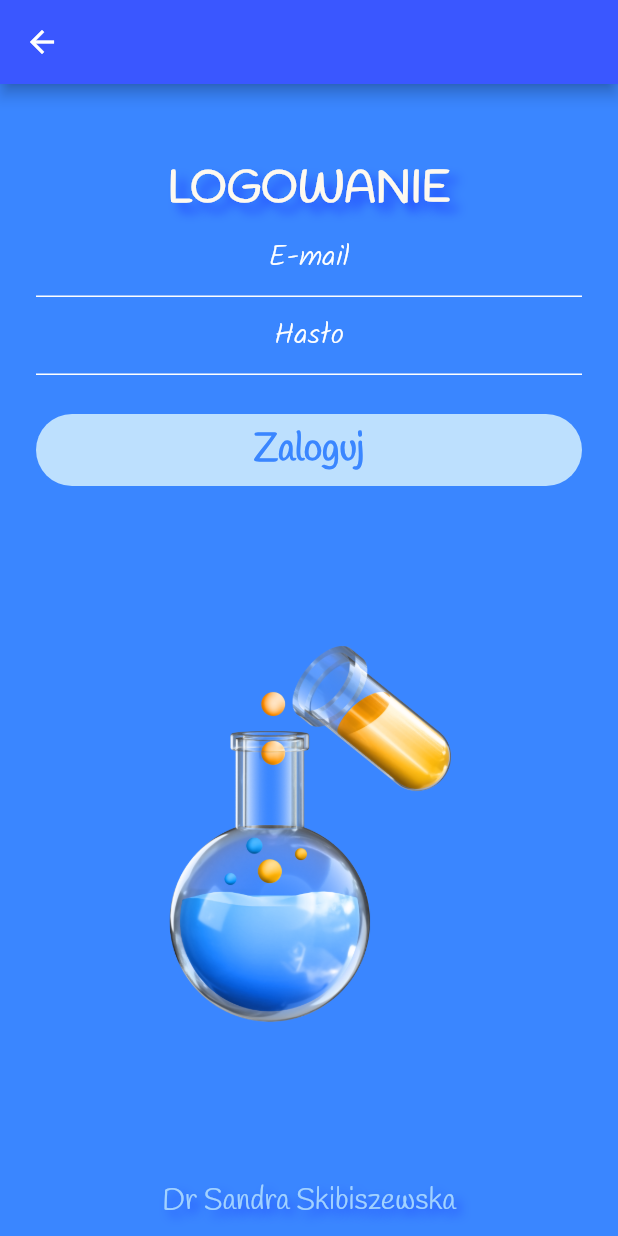
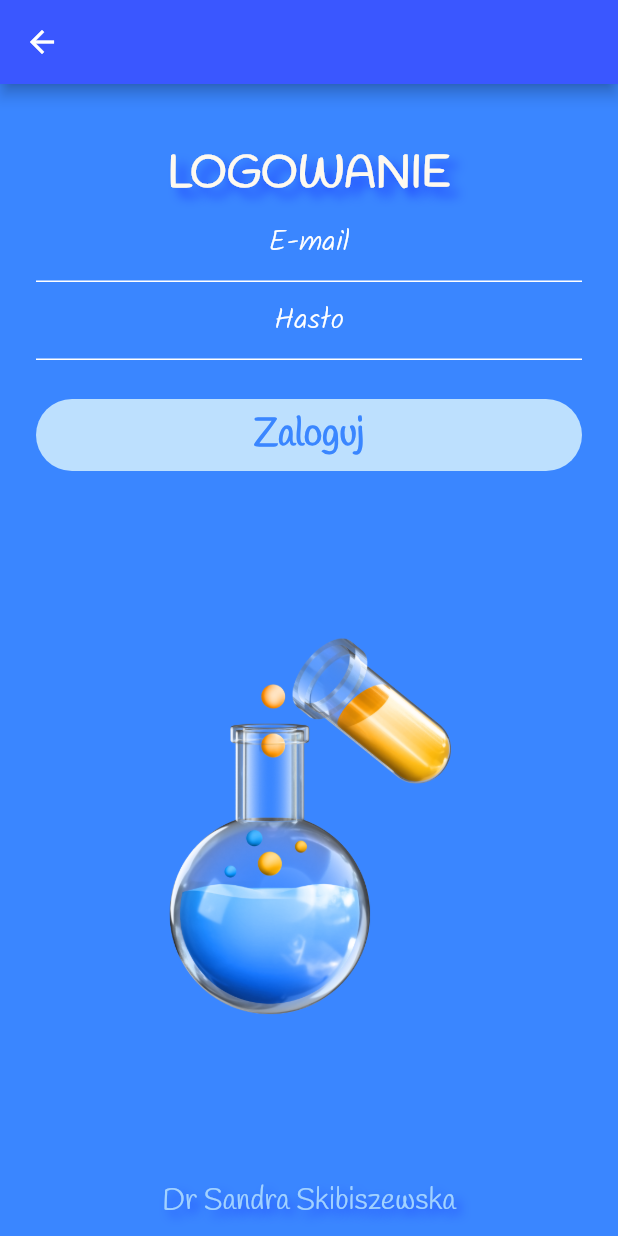
Before and after one commit to Sandra-chemist/SAEP-ReakcjeOrganiczne, a Flutter app: the screen it shows after launch, after a tap on "Logowanie", on a phone screen of 412 x 824 dp. Run offline on Flutter 3.47's test engine with Material 2 defaults, Android fonts, the phone set to English and light mode, and no system bars; our stand-ins replace firebase_auth, firebase_core, rflutter_alert; accounts and stored records are empty.

```diff
--- a/lib/components/blue_app_bar.dart
+++ b/lib/components/blue_app_bar.dart
@@ -4,7 +4,7 @@ class BlueAppBar extends StatelessWidget with PreferredSizeWidget {
   @override
   Widget build(BuildContext context) {
     return AppBar(
-      backgroundColor: Color(0xFF3a57ff),
+      backgroundColor: const Color(0xFF3a57ff),
       leading: IconButton(
         icon: const Icon(
           Icons.arrow_back_outlined,
@@ -18,5 +18,5 @@ class BlueAppBar extends StatelessWidget with PreferredSizeWidget {
   }
 
   @override
-  Size get preferredSize => Size.fromHeight(kToolbarHeight);
+  Size get preferredSize => const Size.fromHeight(kToolbarHeight);
 }
--- a/lib/components/rounded_button.dart
+++ b/lib/components/rounded_button.dart
@@ -11,7 +11,7 @@ class RoundedButton extends StatelessWidget {
   @override
   Widget build(BuildContext context) {
     return Padding(
-      padding: EdgeInsets.symmetric(vertical: 10.0),
+      padding: const EdgeInsets.symmetric(vertical: 10.0),
       child: Material(
         color: colour,
         borderRadius: BorderRadius.circular(25.0),
--- a/lib/main.dart
+++ b/lib/main.dart
@@ -18,12 +18,12 @@ class ChemicalApp extends StatelessWidget {
     return MaterialApp(
       initialRoute: WelcomeScreen.id,
       routes: {
-        WelcomeScreen.id: (context) => WelcomeScreen(),
-        RegistrationScreen.id: (context) => RegistrationScreen(),
-        LoginScreen.id: (context) => LoginScreen(),
-        HomeScreen.id: (context) => HomeScreen(),
-        QuizScreen.id: (context) => QuizScreen(),
-        ScienceScreen.id: (context) => ScienceScreen(),
+        WelcomeScreen.id: (context) => const WelcomeScreen(),
+        RegistrationScreen.id: (context) => const RegistrationScreen(),
+        LoginScreen.id: (context) => const LoginScreen(),
+        HomeScreen.id: (context) => const HomeScreen(),
+        QuizScreen.id: (context) => const QuizScreen(),
+        ScienceScreen.id: (context) => const ScienceScreen(),
       },
     );
   }
--- a/lib/methods.dart
+++ b/lib/methods.dart
@@ -1,4 +1,3 @@
-import 'package:flutter/cupertino.dart';
 import 'package:flutter/material.dart';
 import 'constants.dart';
 
@@ -9,8 +8,9 @@ SizedBox addSizeBox(double heigh) {
 InputDecoration addInputDecoration(String name) {
   return InputDecoration(
     hintText: name,
-    hintStyle: TextStyle(color: Colors.white),
-    contentPadding: EdgeInsets.symmetric(vertical: 10.0, horizontal: 20.0),
+    hintStyle: const TextStyle(color: Colors.white),
+    contentPadding:
+        const EdgeInsets.symmetric(vertical: 10.0, horizontal: 20.0),
     enabledBorder: kUnderlineInputBorder,
   );
 }
--- a/lib/screens/login_screen.dart
+++ b/lib/screens/login_screen.dart
@@ -7,13 +7,13 @@ import 'package:saep_reakcje_organiczne/components/blue_app_bar.dart';
 
 class LoginScreen extends StatefulWidget {
   static const String id = 'login_screen';
-  LoginScreen({super.key});
+  const LoginScreen({super.key});
 
   @override
-  _LoginScreenState createState() => _LoginScreenState();
+  LoginScreenState createState() => LoginScreenState();
 }
 
-class _LoginScreenState extends State<LoginScreen> {
+class LoginScreenState extends State<LoginScreen> {
   final _auth = FirebaseAuth.instance;
   late String email;
   late String password;
@@ -31,7 +31,7 @@ class _LoginScreenState extends State<LoginScreen> {
           children: [
             Column(
               children: [
-                addSizeBox(50),
+                addSizeBox(40),
                 const Text(
                   'LOGOWANIE',
                   textAlign: TextAlign.justify,
--- a/lib/screens/registration_screen.dart
+++ b/lib/screens/registration_screen.dart
@@ -7,13 +7,13 @@ import 'package:saep_reakcje_organiczne/constants.dart';
 
 class RegistrationScreen extends StatefulWidget {
   static const String id = 'registration_screen';
-  RegistrationScreen({super.key});
+  const RegistrationScreen({super.key});
 
   @override
-  _RegistrationScreenState createState() => _RegistrationScreenState();
+  RegistrationScreenState createState() => RegistrationScreenState();
 }
 
-class _RegistrationScreenState extends State<RegistrationScreen> {
+class RegistrationScreenState extends State<RegistrationScreen> {
   final _auth = FirebaseAuth.instance;
   late String email;
   late String password;
```
Also changed, not shown: lib/screens/home_screen.dart (+3 -4 lines), lib/screens/science_screen.dart (+10 -10 lines).
